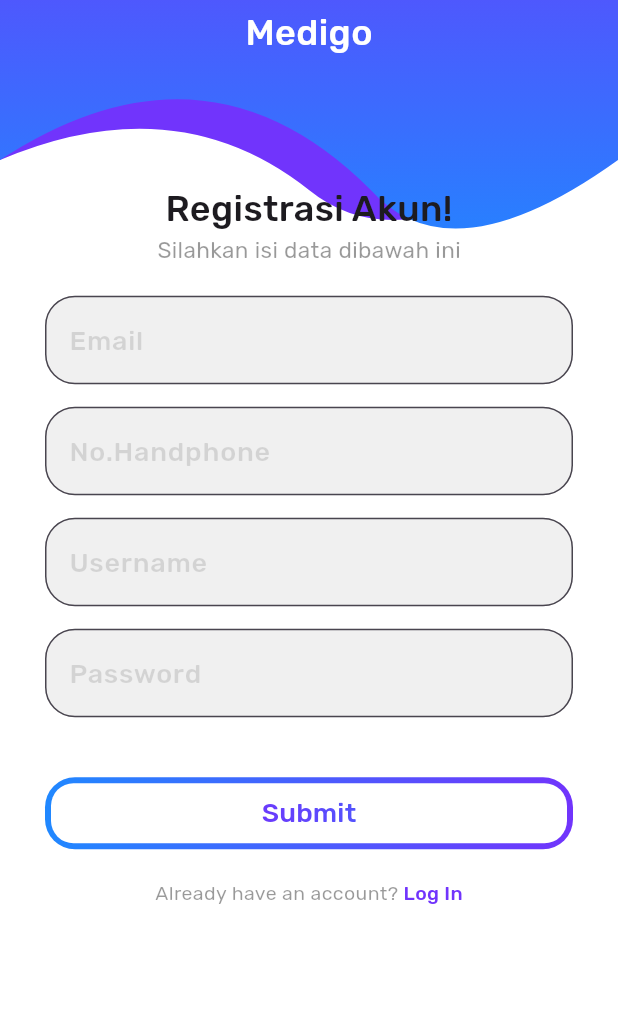
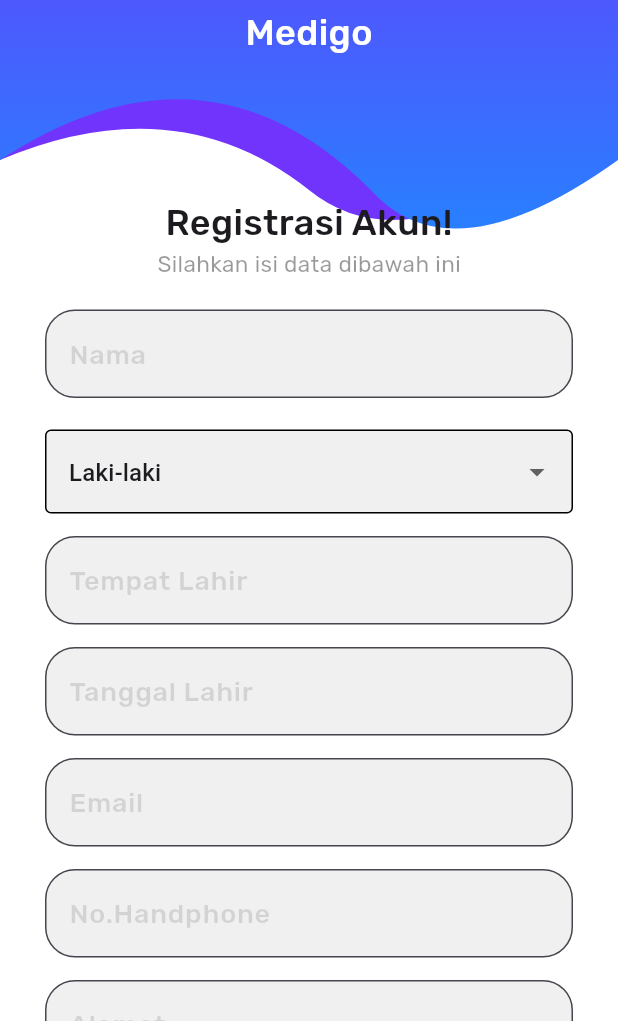
Before and after one commit to AldoR2/sim_klinik_mobile, a Flutter app: the RegisterAccount screen opened by its route, on a phone screen of 412 x 824 dp, the part 215-1236 px from its top. Run offline on Flutter 3.47's test engine with Material 3 defaults, Android fonts, the phone set to English and light mode, and no system bars; our stand-ins replace flutter_svg, get, google_fonts, pin_input_text_field.

Commit message:
add txt field on register

```diff
--- a/lib/screens/auth/register_account_screen.dart
+++ b/lib/screens/auth/register_account_screen.dart
@@ -1,6 +1,7 @@
 import 'package:flutter/material.dart';
 import 'package:get/get.dart';
 import 'package:google_fonts/google_fonts.dart';
+import 'package:path/path.dart';
 import 'package:sim_klinik_mobile/screens/reusables/header_reuse.dart';
 import 'package:sim_klinik_mobile/screens/reusables/textfield_reuse.dart';
 
@@ -15,9 +16,12 @@ class RegisterAccount extends StatelessWidget {
       body: Stack(
         children: [
           HeaderReuse(),
-          Container(
+          SingleChildScrollView(
+            child: Container(
               margin: EdgeInsets.symmetric(horizontal: 30),
-            padding: EdgeInsets.only(top: 190),
+              padding: EdgeInsets.only(
+                top: MediaQuery.of(context).size.height / 3,
+              ),
               width: MediaQuery.of(context).size.width,
               child: Column(
                 crossAxisAlignment: CrossAxisAlignment.center,
@@ -39,9 +43,24 @@ class RegisterAccount extends StatelessWidget {
                     ),
                   ),
                   SizedBox(height: 20),
+                  ReusableTxtFieldStl(hint: "Nama"),
+                  SizedBox(height: 15),
+                  _buildDropdownField(
+                    value: "Laki-laki",
+                    hint: "Jenis Kelamin",
+                    items: ["Laki-laki", "Perempuan"],
+                    onChanged: (val) {},
+                  ),
+                  SizedBox(height: 15),
+                  ReusableTxtFieldStl(hint: "Tempat Lahir"),
+                  SizedBox(height: 15),
+                  ReusableTxtFieldStl(hint: "Tanggal Lahir"),
+                  SizedBox(height: 15),
                   ReusableTxtFieldStl(hint: "Email"),
                   SizedBox(height: 15),
                   ReusableTxtFieldStl(hint: "No.Handphone"),
+                  SizedBox(height: 15),
+                  ReusableTxtFieldStl(hint: "Alamat"),
                   SizedBox(height: 15),
                   ReusableTxtFieldStl(hint: "Username"),
                   SizedBox(height: 15),
@@ -67,7 +86,10 @@ class RegisterAccount extends StatelessWidget {
                           shape: RoundedRectangleBorder(
                             borderRadius: BorderRadius.circular(15),
                           ),
-                        fixedSize: Size(MediaQuery.of(context).size.width, 40),
+                          fixedSize: Size(
+                            MediaQuery.of(context).size.width,
+                            40,
+                          ),
                           alignment: Alignment.center,
                         ),
                         child: Text(
@@ -76,11 +98,17 @@ class RegisterAccount extends StatelessWidget {
                             fontWeight: FontWeight.w500,
                             fontSize: 18,
                             foreground: Paint()
-                            ..shader = const LinearGradient(
-                              colors: [Color(0xff7134FC), Color(0xff2088FF)],
+                              ..shader =
+                                  const LinearGradient(
+                                    colors: [
+                                      Color(0xff7134FC),
+                                      Color(0xff2088FF),
+                                    ],
                                     begin: Alignment.bottomLeft,
                                     end: Alignment.topRight,
-                            ).createShader(const Rect.fromLTWH(0, 0, 200, 50)),
+                                  ).createShader(
+                                    const Rect.fromLTWH(0, 0, 200, 50),
+                                  ),
                           ),
                         ),
                       ),
@@ -116,8 +144,56 @@ class RegisterAccount extends StatelessWidget {
                 ],
               ),
             ),
+          ),
         ],
       ),
     );
   }
+
+  Widget _buildDropdownField({
+    required String? value,
+    required String hint,
+    bool? enabledItem,
+    required List<String?> items,
+    required ValueChanged<String?> onChanged,
+  }) {
+    return Column(
+      crossAxisAlignment: CrossAxisAlignment.start,
+      children: [
+        const SizedBox(height: 6),
+        DropdownButtonFormField<String>(
+          value: value,
+          hint: Text(hint),
+          items: items
+              .map(
+                (e) => DropdownMenuItem(
+                  value: e ?? '',
+                  enabled: (enabledItem != null) ? enabledItem : true,
+                  child: Text(e ?? ''),
+                ),
+              )
+              .toList(),
+          onChanged: onChanged,
+          decoration: InputDecoration(
+            hintText: hint,
+            hintStyle: const TextStyle(color: Colors.grey),
+            filled: true,
+            fillColor: Colors.black.withValues(alpha: 0.06),
+            border: OutlineInputBorder(
+              borderSide: BorderSide(color: Colors.black),
+            ),
+            enabledBorder: OutlineInputBorder(
+              borderSide: BorderSide(color: Colors.black), // tambahkan ini
+            ),
+            focusedBorder: OutlineInputBorder(
+              borderSide: BorderSide(
+                color: const Color.fromARGB(255, 0, 80, 145),
+                width: 1,
+              ),
+            ),
+          ),
+        ),
+      ],
+    );
   }
+}
```
Lines whose indentation alone changed are shown as unchanged.
